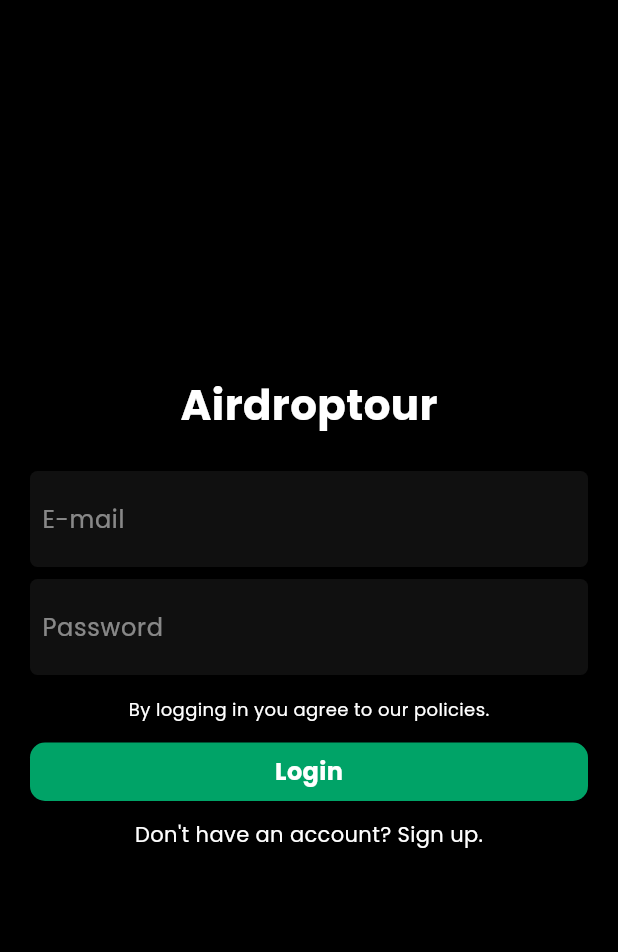
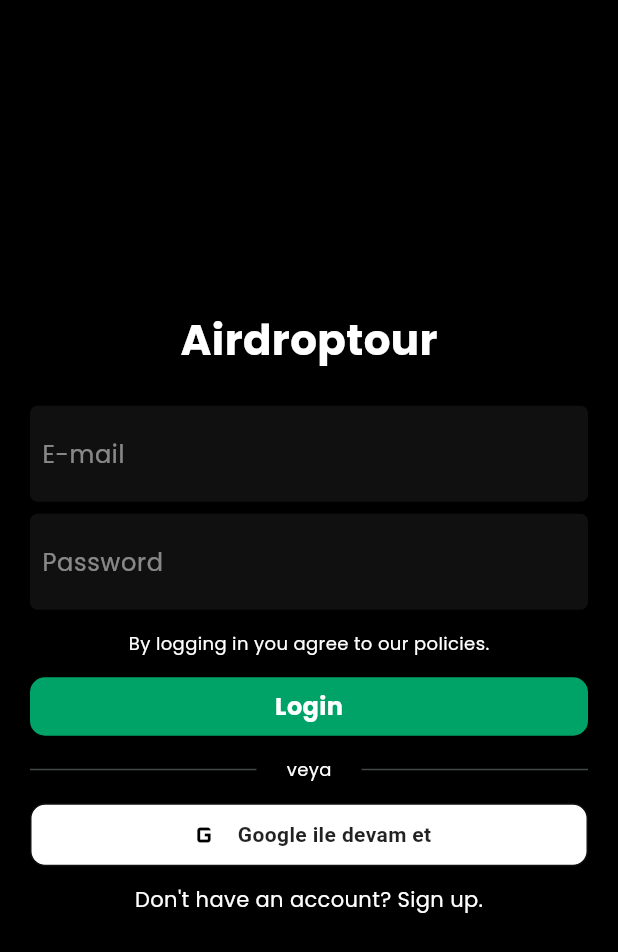
Before and after one commit to btcmorningofficial-jpg/Airdroptour-, a Flutter app: the screen it shows after launch, on a phone screen of 412 x 824 dp. Shown: the top 952 px of the screen. Run offline on Flutter 3.47's test engine with Material 3 defaults, Android fonts, the phone set to English and light mode, and no system bars; our stand-ins replace cached_network_image, carousel_slider, flutter_chat_bubble, flutter_markdown, google_fonts, google_sign_in and 2 more; missing offline and left inert: cosmos, select_dialog; network calls fail.

Commit message:
Google Sign-In eklendi

```diff
--- a/lib/page/login.dart
+++ b/lib/page/login.dart
@@ -47,6 +47,59 @@
                 child: Center(child: h5("Login")),
               ),
             ),
+            SizedBox(height: 10),
+            Row(
+              mainAxisAlignment: MainAxisAlignment.center,
+              children: [
+                Expanded(
+                  child: Padding(
+                    padding: const EdgeInsets.symmetric(horizontal: 20),
+                    child: Divider(),
+                  ),
+                ),
+                subP("veya"),
+                Expanded(
+                  child: Padding(
+                    padding: const EdgeInsets.symmetric(horizontal: 20),
+                    child: Divider(),
+                  ),
+                ),
+              ],
+            ),
+            SizedBox(height: 10),
+            GestureDetector(
+              onTap: () => Auth.loginWithGoogle(context),
+              child: Container(
+                padding: EdgeInsets.all(8),
+                margin: EdgeInsets.symmetric(horizontal: 20, vertical: 4),
+                width: widthSizer(context),
+                decoration: BoxDecoration(
+                  color: Colors.white,
+                  borderRadius: BorderRadius.circular(10),
+                  border: Border.all(color: navColor),
+                ),
+                child: Row(
+                  mainAxisAlignment: MainAxisAlignment.center,
+                  children: [
+                    Image.network(
+                      "https://www.google.com/favicon.ico",
+                      width: 18,
+                      height: 18,
+                      errorBuilder: (context, error, stackTrace) =>
+                          Icon(Icons.g_mobiledata, color: Colors.black),
+                    ),
+                    SizedBox(width: 10),
+                    Text(
+                      "Google ile devam et",
+                      style: TextStyle(
+                        color: Colors.black87,
+                        fontWeight: FontWeight.w600,
+                      ),
+                    ),
+                  ],
+                ),
+              ),
+            ),
             GestureDetector(
               onTap: () {
                 push(context, RegisterPage());
--- a/lib/services/bybugdb_bridge.dart
+++ b/lib/services/bybugdb_bridge.dart
@@ -11,7 +11,6 @@
 import 'dart:io';
 
 import 'package:http/http.dart' as http;
-import 'package:google_sign_in/google_sign_in.dart';
 import 'package:shared_preferences/shared_preferences.dart';
 
 class ByBugDB {
@@ -30,11 +29,6 @@
 class ByBugAuth {
   static const _tokenKey = 'bb_auth_token';
   static const _uidKey = 'bb_auth_uid';
-
-  // Google Cloud Console'da oluşturduğun "Web application" tipi
-  // OAuth Client ID'yi buraya yapıştır (backend'deki GOOGLE_CLIENT_ID ile AYNI olmalı)
-  static const String googleServerClientId =
-      "594788456822-bvns86b28o976gb2ljknencg8hk3qgr6.apps.googleusercontent.com";
 
   static Future<String?> _getToken() async {
     final prefs = await SharedPreferences.getInstance();
@@ -103,21 +97,10 @@
     }
   }
 
-  static Future<List<dynamic>> googleSignIn() async {
+  static Future<List<dynamic>> loginWithGoogle(String idToken) async {
     try {
-      final googleSignIn = GoogleSignIn(serverClientId: googleServerClientId);
-      final account = await googleSignIn.signIn();
-      if (account == null) {
-        return [0, 'Sign in cancelled'];
-      }
-      final auth = await account.authentication;
-      final idToken = auth.idToken;
-      if (idToken == null) {
-        return [0, 'Could not get Google token'];
-      }
-
       final resp = await http.post(
-        Uri.parse('${ByBugDB.apiBaseUrl}/auth/google.php'),
+        Uri.parse('${ByBugDB.apiBaseUrl}/auth/google_login.php'),
         headers: {'Content-Type': 'application/json'},
         body: jsonEncode({'id_token': idToken}),
       );
@@ -126,7 +109,7 @@
         await _saveSession(j['token'], j['uid']);
         return [1, 'ok'];
       }
-      return [0, j['message'] ?? 'Google sign-in failed'];
+      return [0, j['message'] ?? 'Google login failed'];
     } catch (e) {
       return [0, 'Could not connect to server'];
     }
```
Also changed, not shown: lib/services/auth.dart (+32 -0 lines).
